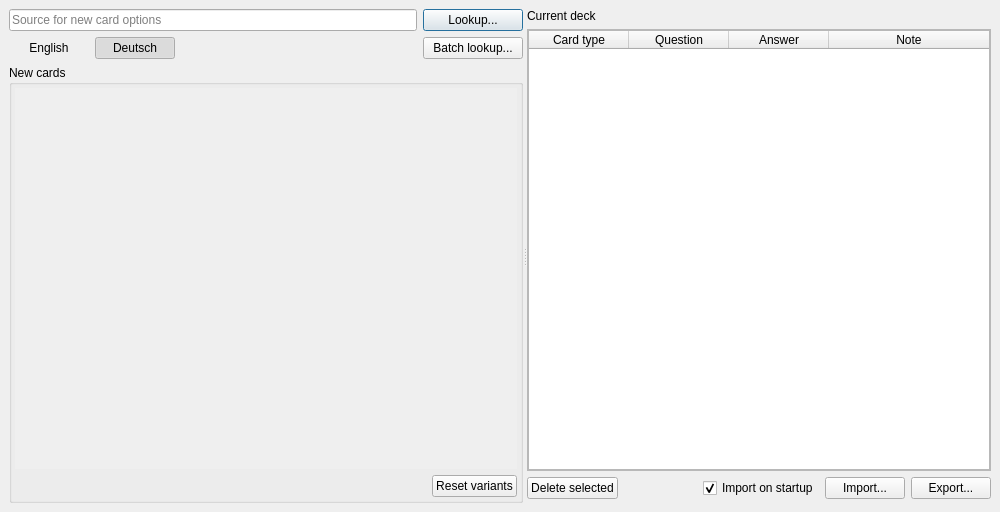
Qt form ui/main_window.ui (KrusnikViers/Lexicanum) before a commit.
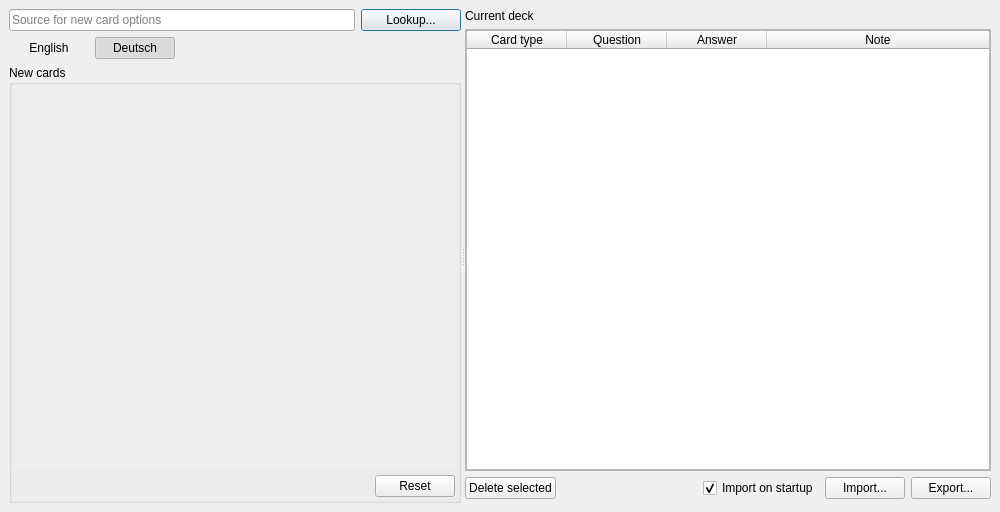
The same form after that commit.

```diff
--- a/ui/main_window.ui
+++ b/ui/main_window.ui
@@ -56,19 +56,6 @@
           </property>
          </widget>
         </item>
-        <item row="1" column="2" colspan="3">
-         <spacer name="_spacer">
-          <property name="orientation">
-           <enum>Qt::Horizontal</enum>
-          </property>
-          <property name="sizeHint" stdset="0">
-           <size>
-            <width>199</width>
-            <height>20</height>
-           </size>
-          </property>
-         </spacer>
-        </item>
         <item row="1" column="1">
          <widget class="QPushButton" name="language_to_learn">
           <property name="sizePolicy">
@@ -91,25 +78,6 @@
           </property>
          </widget>
         </item>
-        <item row="1" column="5">
-         <widget class="QPushButton" name="batch_lookup">
-          <property name="sizePolicy">
-           <sizepolicy hsizetype="Fixed" vsizetype="Fixed">
-            <horstretch>0</horstretch>
-            <verstretch>0</verstretch>
-           </sizepolicy>
-          </property>
-          <property name="minimumSize">
-           <size>
-            <width>100</width>
-            <height>0</height>
-           </size>
-          </property>
-          <property name="text">
-           <string>Batch lookup...</string>
-          </property>
-         </widget>
-        </item>
         <item row="2" column="0" colspan="6">
          <widget class="QGroupBox" name="_layout_4">
           <property name="title">
@@ -141,7 +109,7 @@
                <rect>
                 <x>0</x>
                 <y>0</y>
-                <width>531</width>
+                <width>452</width>
                 <height>384</height>
                </rect>
               </property>
@@ -179,7 +147,7 @@
            <item row="2" column="1">
             <widget class="QPushButton" name="reset_variants">
              <property name="text">
-              <string>Reset variants</string>
+              <string>Reset</string>
              </property>
             </widget>
            </item>
@@ -215,6 +183,19 @@
           </property>
          </widget>
         </item>
+        <item row="1" column="2" colspan="4">
+         <spacer name="_spacer">
+          <property name="orientation">
+           <enum>Qt::Horizontal</enum>
+          </property>
+          <property name="sizeHint" stdset="0">
+           <size>
+            <width>199</width>
+            <height>20</height>
+           </size>
+          </property>
+         </spacer>
+        </item>
        </layout>
       </widget>
       <widget class="QWidget" name="_lwidget_1">
@@ -232,7 +213,7 @@
             <rect>
              <x>0</x>
              <y>0</y>
-             <width>432</width>
+             <width>511</width>
              <height>438</height>
             </rect>
            </property>
@@ -254,6 +235,9 @@
             </property>
             <item>
              <widget class="QTableWidget" name="deck_table">
+              <property name="sortingEnabled">
+               <bool>true</bool>
+              </property>
               <attribute name="horizontalHeaderCascadingSectionResizes">
                <bool>true</bool>
               </attribute>
```
